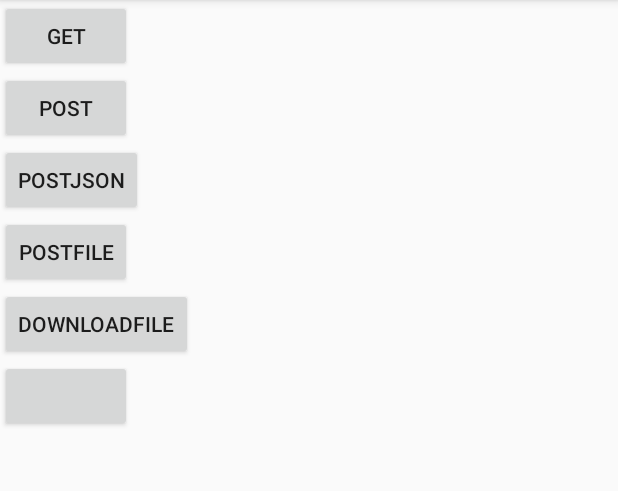
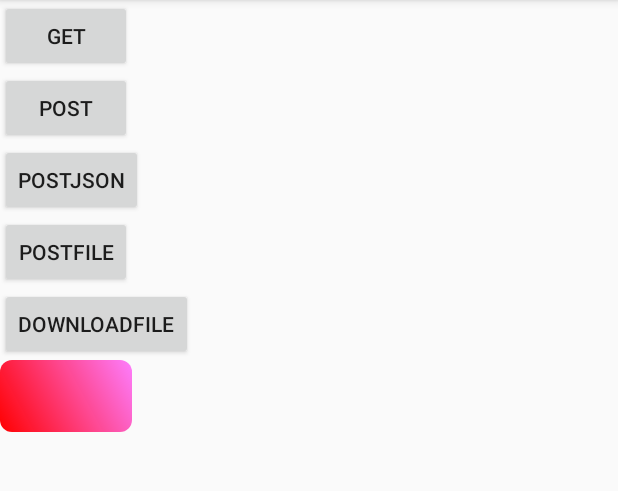
Before and after one commit to ZmjDns/mymvctest, an Android app: the TestOkhttpAct screen opened directly, with no data from a screen before it, on a phone screen of 412 x 824 dp, the part 84-575 px from its top. Run offline under Robolectric (Android 15) with nearby library versions, the phone set to English and light mode, and no system bars; libraries missing offline, so code that uses them is left out: com.zhy.http; network calls fail.

```diff
--- a/app/build.gradle
+++ b/app/build.gradle
@@ -15,6 +15,9 @@ android {
         testInstrumentationRunner "android.support.test.runner.AndroidJUnitRunner"
     }
     buildTypes {
+        debug{
+            pseudoLocalesEnabled true
+        }
         release {
             minifyEnabled true
             proguardFiles getDefaultProguardFile('proguard-android.txt'), 'proguard-rules.pro'
--- /dev/null
+++ b/app/src/main/res/drawable/clip.xml
@@ -0,0 +1,5 @@
+<?xml version="1.0" encoding="utf-8"?>
+<clip xmlns:android="http://schemas.android.com/apk/res/android"
+    android:drawable="@drawable/avatar_round"
+    android:clipOrientation="horizontal"
+    android:gravity="left"/>
--- /dev/null
+++ b/app/src/main/res/drawable/gradient_box.xml
@@ -0,0 +1,14 @@
+<?xml version="1.0" encoding="utf-8"?>
+<shape xmlns:android="http://schemas.android.com/apk/res/android"
+    android:shape="rectangle">
+
+    <gradient
+        android:startColor="#FFFF0000"
+        android:endColor="#80FF00FF"
+        android:angle="45"/>
+    <padding android:left="7dp"
+        android:top="7dp"
+        android:right="7dp"
+        android:bottom="7dp" />
+    <corners android:radius="8dp" />
+</shape>
--- a/app/src/main/res/layout/activity_test_okhttp.xml
+++ b/app/src/main/res/layout/activity_test_okhttp.xml
@@ -44,13 +44,22 @@
         <Button
             android:id="@+id/btn_getPic"
             android:layout_width="wrap_content"
-            android:layout_height="wrap_content" />
+            android:layout_height="wrap_content"
+            android:background="@drawable/gradient_box"/>
 
         <ImageView
             android:id="@+id/img_pic"
             android:layout_width="150dp"
-            android:layout_height="150dp" />
+            android:layout_height="150dp"/>
+
+        <ImageView
+            android:id="@+id/img_clip"
+            android:layout_width="wrap_content"
+            android:layout_height="wrap_content"
+            android:background="@drawable/clip"/>
     </LinearLayout>
 
 
+
+
 </LinearLayout>
```
Also changed, not shown: app/src/main/res/drawable/layers.xml (added, +13 -0 lines), 5 other files.
